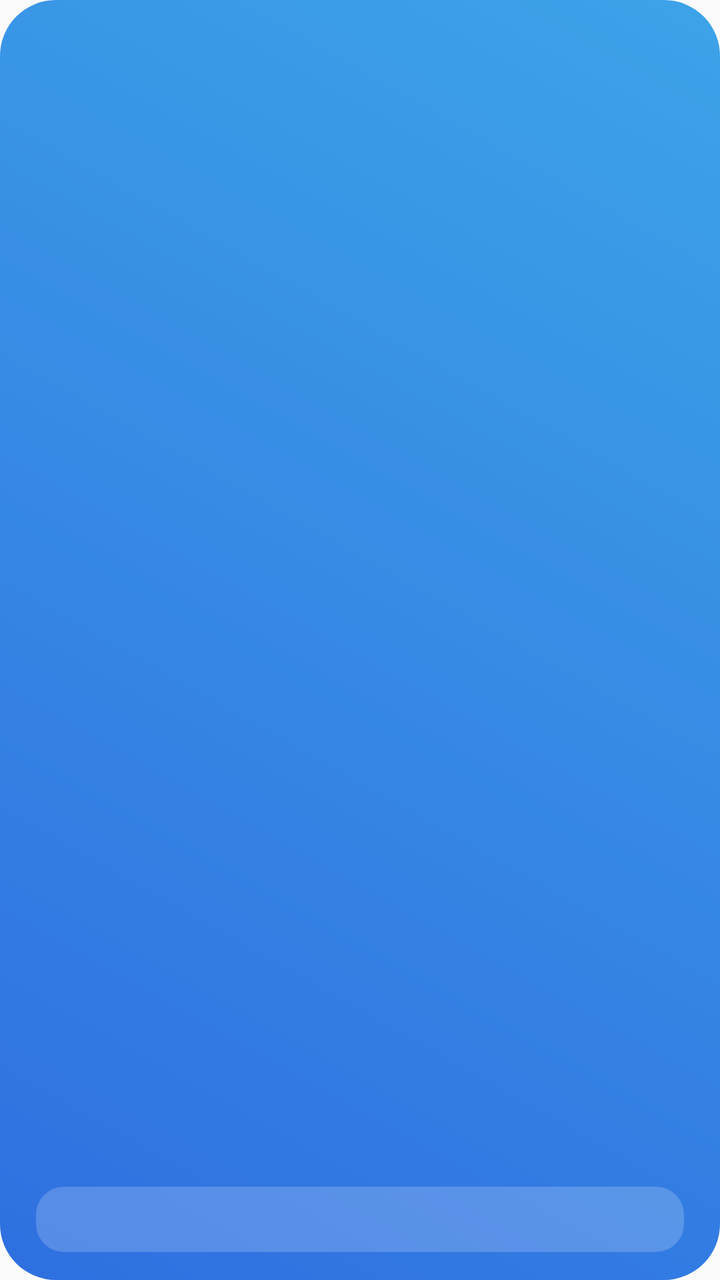
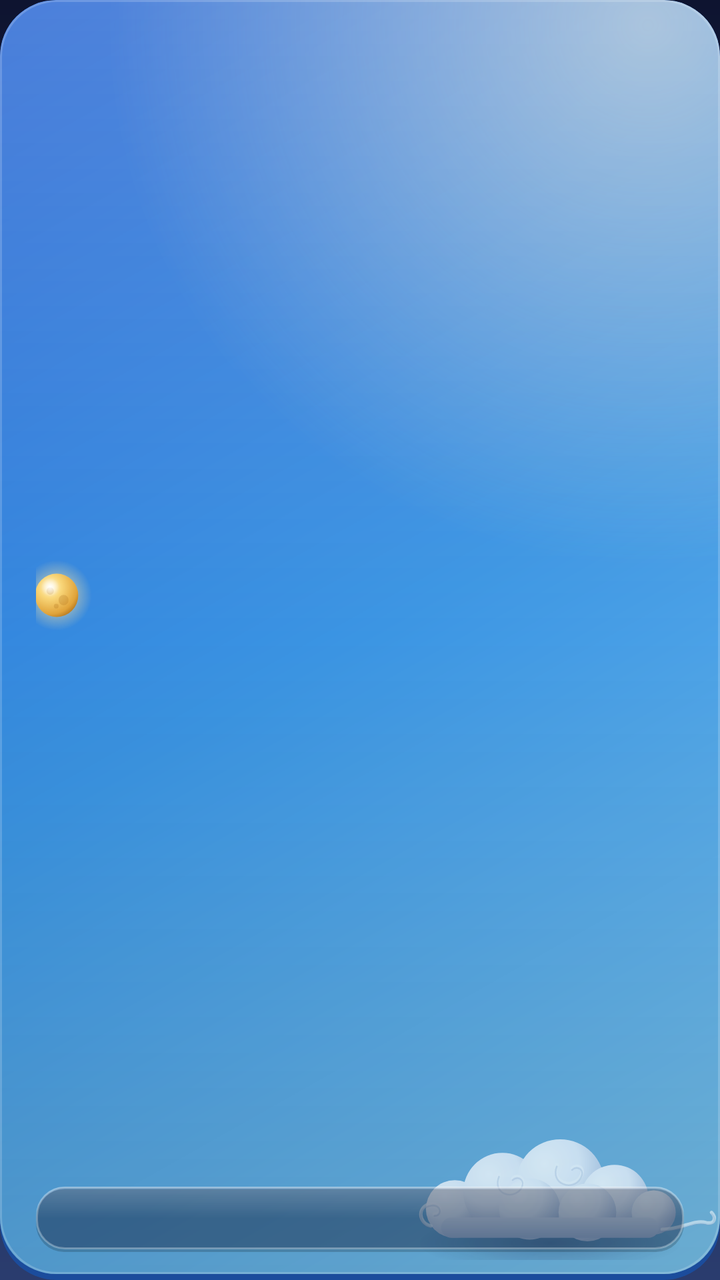

The first picture is an Android layout as it rendered before a commit; the second is the same layout after the commit. The layout source and the unified diff follow.
<!-- AndroidManifest.xml: application theme AppTheme -->
<!-- res/layout/widget_4x2.xml -->
<?xml version="1.0" encoding="utf-8"?>
<LinearLayout xmlns:android="http://schemas.android.com/apk/res/android"
    android:id="@+id/root"
    android:layout_width="match_parent"
    android:layout_height="match_parent"
    android:background="@drawable/widget_bg_day"
    android:orientation="vertical"
    android:paddingStart="18dp"
    android:paddingEnd="18dp"
    android:paddingTop="14dp"
    android:paddingBottom="14dp">

    <LinearLayout
        android:layout_width="match_parent"
        android:layout_height="0dp"
        android:layout_weight="1"
        android:orientation="horizontal"
        android:gravity="center_vertical">

        <LinearLayout
            android:layout_width="0dp"
            android:layout_height="wrap_content"
            android:layout_weight="1"
            android:orientation="vertical">

            <TextView
                android:id="@+id/line_date"
                android:layout_width="wrap_content"
                android:layout_height="wrap_content"
                android:maxLines="1"
                android:ellipsize="end"
                android:textAllCaps="true"
                android:letterSpacing="0.06"
                android:fontFamily="sans-serif-medium"
                android:textColor="#D9FFFFFF"
                android:textSize="12sp"
                android:shadowColor="#40000000"
                android:shadowDy="1"
                android:shadowRadius="2" />

            <TextView
                android:id="@+id/line_lunar"
                android:layout_width="wrap_content"
                android:layout_height="wrap_content"
                android:layout_marginTop="2dp"
                android:maxLines="1"
                android:ellipsize="end"
                android:fontFamily="sans-serif"
                android:textStyle="bold"
                android:textColor="#FFFFFFFF"
                android:textSize="24sp"
                android:includeFontPadding="false"
                android:shadowColor="#40000000"
                android:shadowDy="1"
                android:shadowRadius="3" />

            <TextView
                android:id="@+id/line_sub"
                android:layout_width="wrap_content"
                android:layout_height="wrap_content"
                android:layout_marginTop="2dp"
                android:maxLines="1"
                android:ellipsize="end"
                android:textColor="#C7FFFFFF"
                android:textSize="12.5sp"
                android:shadowColor="#40000000"
                android:shadowDy="1"
                android:shadowRadius="2" />
        </LinearLayout>

        <LinearLayout
            android:layout_width="wrap_content"
            android:layout_height="wrap_content"
            android:layout_marginStart="8dp"
            android:orientation="vertical"
            android:gravity="end">

            <TextView
                android:id="@+id/line_temp"
                android:layout_width="wrap_content"
                android:layout_height="wrap_content"
                android:maxLines="1"
                android:fontFamily="sans-serif"
                android:textStyle="bold"
                android:textColor="#FFFFFFFF"
                android:textSize="38sp"
                android:includeFontPadding="false"
                android:shadowColor="#40000000"
                android:shadowDy="1"
                android:shadowRadius="3" />

            <TextView
                android:id="@+id/line_wx"
                android:layout_width="wrap_content"
                android:layout_height="wrap_content"
                android:maxLines="1"
                android:ellipsize="end"
                android:textColor="#C7FFFFFF"
                android:textSize="12.5sp"
                android:shadowColor="#40000000"
                android:shadowDy="1"
                android:shadowRadius="2" />
        </LinearLayout>
    </LinearLayout>

    <TextView
        android:id="@+id/line_tip"
        android:layout_width="match_parent"
        android:layout_height="wrap_content"
        android:layout_marginTop="10dp"
        android:background="@drawable/widget_pill"
        android:paddingStart="12dp"
        android:paddingEnd="12dp"
        android:paddingTop="7dp"
        android:paddingBottom="7dp"
        android:maxLines="1"
        android:ellipsize="end"
        android:fontFamily="sans-serif-medium"
        android:textColor="#FFFFFFFF"
        android:textSize="13.5sp" />
</LinearLayout>
<!-- resources referenced by this layout -->
<resources>
  <!-- drawable widget_bg_day (drawable) -->
  <?xml version="1.0" encoding="utf-8"?>
  <shape xmlns:android="http://schemas.android.com/apk/res/android" android:shape="rectangle">
      <gradient android:angle="45" android:startColor="#FF2F6FE0" android:endColor="#FF3DA3E8" android:type="linear" />
      <corners android:radius="28dp" />
  </shape>
  <!-- drawable widget_pill (drawable) -->
  <?xml version="1.0" encoding="utf-8"?>
  <shape xmlns:android="http://schemas.android.com/apk/res/android" android:shape="rectangle">
      <solid android:color="#30FFFFFF" />
      <corners android:radius="14dp" />
  </shape>
  <style name="AppTheme" parent="@android:style/Theme.Material.Light.NoActionBar" />
</resources>

<!-- the commit's change to res/layout/widget_4x2.xml (unified diff, before → after) -->
@@ -1,6 +1,7 @@
 <?xml version="1.0" encoding="utf-8"?>
 <LinearLayout xmlns:android="http://schemas.android.com/apk/res/android"
-    android:id="@+id/root"
+    android:id="@android:id/background"
+    android:clipToOutline="true"
     android:layout_width="match_parent"
     android:layout_height="match_parent"
     android:background="@drawable/widget_bg_day"
@@ -38,21 +39,38 @@
                 android:shadowDy="1"
                 android:shadowRadius="2" />
 
-            <TextView
-                android:id="@+id/line_lunar"
+            <LinearLayout
                 android:layout_width="wrap_content"
                 android:layout_height="wrap_content"
-                android:layout_marginTop="2dp"
-                android:maxLines="1"
-                android:ellipsize="end"
-                android:fontFamily="sans-serif"
-                android:textStyle="bold"
-                android:textColor="#FFFFFFFF"
-                android:textSize="24sp"
-                android:includeFontPadding="false"
-                android:shadowColor="#40000000"
-                android:shadowDy="1"
-                android:shadowRadius="3" />
+                android:layout_marginTop="1dp"
+                android:orientation="horizontal"
+                android:gravity="center_vertical">
+
+                
+                <ImageView
+                    android:id="@+id/moon"
+                    android:layout_width="36dp"
+                    android:layout_height="36dp"
+                    android:layout_marginStart="-8dp"
+                    android:layout_marginEnd="2dp"
+                    android:src="@drawable/moon_4"
+                    android:importantForAccessibility="no" />
+
+                <TextView
+                    android:id="@+id/line_lunar"
+                    android:layout_width="wrap_content"
+                    android:layout_height="wrap_content"
+                    android:maxLines="1"
+                    android:ellipsize="end"
+                    android:fontFamily="serif"
+                    android:textStyle="bold"
+                    android:textColor="#FFFFFFFF"
+                    android:textSize="22sp"
+                    android:includeFontPadding="false"
+                    android:shadowColor="#66000000"
+                    android:shadowDy="2"
+                    android:shadowRadius="4" />
+            </LinearLayout>
 
             <TextView
                 android:id="@+id/line_sub"
@@ -85,9 +103,9 @@
                 android:textColor="#FFFFFFFF"
                 android:textSize="38sp"
                 android:includeFontPadding="false"
-                android:shadowColor="#40000000"
-                android:shadowDy="1"
-                android:shadowRadius="3" />
+                android:shadowColor="#66000000"
+                android:shadowDy="2"
+                android:shadowRadius="4" />
 
             <TextView
                 android:id="@+id/line_wx"
@@ -117,5 +135,8 @@
         android:ellipsize="end"
         android:fontFamily="sans-serif-medium"
         android:textColor="#FFFFFFFF"
+        android:shadowColor="#73000000"
+        android:shadowDy="1"
+        android:shadowRadius="2"
         android:textSize="13.5sp" />
 </LinearLayout>
<!-- resource entries referenced after the edit -->
@@ -1,17 +1,77 @@
 <!-- resources referenced by this layout -->
 <resources>
+  <!-- drawable moon_4: vector/xml drawable (drawable, 2690 chars, omitted) -->
   <!-- drawable widget_bg_day (drawable) -->
   <?xml version="1.0" encoding="utf-8"?>
-  <shape xmlns:android="http://schemas.android.com/apk/res/android" android:shape="rectangle">
-      <gradient android:angle="45" android:startColor="#FF2F6FE0" android:endColor="#FF3DA3E8" android:type="linear" />
-      <corners android:radius="28dp" />
-  </shape>
+  <layer-list xmlns:android="http://schemas.android.com/apk/res/android">
+      <item>
+          <shape android:shape="rectangle"><solid android:color="#FF1B4C9C" /><corners android:radius="28dp" /></shape>
+      </item>
+      <item android:bottom="3dp">
+          <shape android:shape="rectangle">
+              <gradient android:angle="315" android:startColor="#FF1F5FD1" android:centerColor="#FF3B95E3" android:endColor="#FF7CC8F2" android:type="linear" />
+              <corners android:radius="28dp" />
+          </shape>
+      </item>
+      <item android:bottom="3dp">
+          <shape android:shape="rectangle">
+              <gradient android:type="radial" android:centerX="0.9" android:centerY="0.02" android:gradientRadius="75%"
+                  android:startColor="#80FFF4D2" android:endColor="#00FFF4D2" />
+              <corners android:radius="28dp" />
+          </shape>
+      </item>
+      <item android:bottom="3dp">
+          <shape android:shape="rectangle">
+              <gradient android:angle="270" android:startColor="#33FFFFFF" android:centerColor="#00FFFFFF" android:endColor="#24000000" />
+              <corners android:radius="28dp" />
+          </shape>
+      </item>
+      <item android:bottom="3dp">
+          <shape android:shape="rectangle"><stroke android:width="1dp" android:color="#2EFFFFFF" /><corners android:radius="28dp" /></shape>
+      </item>
+      <item android:drawable="@drawable/art_cloud" android:gravity="bottom|end"
+          android:width="170dp" android:height="68dp" android:bottom="10dp" />
+  </layer-list>
   <!-- drawable widget_pill (drawable) -->
   <?xml version="1.0" encoding="utf-8"?>
-  <shape xmlns:android="http://schemas.android.com/apk/res/android" android:shape="rectangle">
-      <solid android:color="#30FFFFFF" />
-      <corners android:radius="14dp" />
-  </shape>
-  <style name="AppTheme" parent="@android:style/Theme.Material.Light.NoActionBar" />
+  <layer-list xmlns:android="http://schemas.android.com/apk/res/android">
+      <item android:top="1.5dp">
+          <shape android:shape="rectangle"><solid android:color="#2E000000" /><corners android:radius="14dp" /></shape>
+      </item>
+      <item android:bottom="1.5dp">
+          <shape android:shape="rectangle">
+              <solid android:color="#47101A40" />
+              <stroke android:width="1dp" android:color="#47FFFFFF" />
+              <corners android:radius="14dp" />
+          </shape>
+      </item>
+      <item android:bottom="1.5dp">
+          <shape android:shape="rectangle">
+              <gradient android:angle="270" android:startColor="#33FFFFFF" android:centerColor="#00FFFFFF" android:endColor="#00FFFFFF" />
+              <corners android:radius="14dp" />
+          </shape>
+      </item>
+  </layer-list>
+  <style name="AppTheme" parent="@android:style/Theme.Material.Light.NoActionBar">
+          
+          <item name="android:windowBackground">@drawable/splash_bg</item>
+      </style>
+  <!-- drawable art_cloud: vector/xml drawable (drawable, 5604 chars, omitted) -->
+  <!-- drawable splash_bg (drawable) -->
+  <?xml version="1.0" encoding="utf-8"?>
+  <layer-list xmlns:android="http://schemas.android.com/apk/res/android">
+      <item>
+          <shape android:shape="rectangle">
+              <gradient android:angle="270" android:startColor="#FF0E1430" android:centerColor="#FF1C2A52" android:endColor="#FF2A3C6E" />
+          </shape>
+      </item>
+      <item android:drawable="@drawable/art_stars" android:gravity="top|center_horizontal"
+          android:width="340dp" android:height="90dp" android:top="96dp" />
+      <item android:drawable="@drawable/moon_4" android:gravity="center"
+          android:width="150dp" android:height="150dp" android:bottom="70dp" />
+      <item android:drawable="@drawable/art_cloud" android:gravity="center"
+          android:width="230dp" android:height="92dp" android:top="70dp" />
+  </layer-list>
+  <!-- drawable art_stars: vector/xml drawable (drawable, 2119 chars, omitted) -->
 </resources>
 
